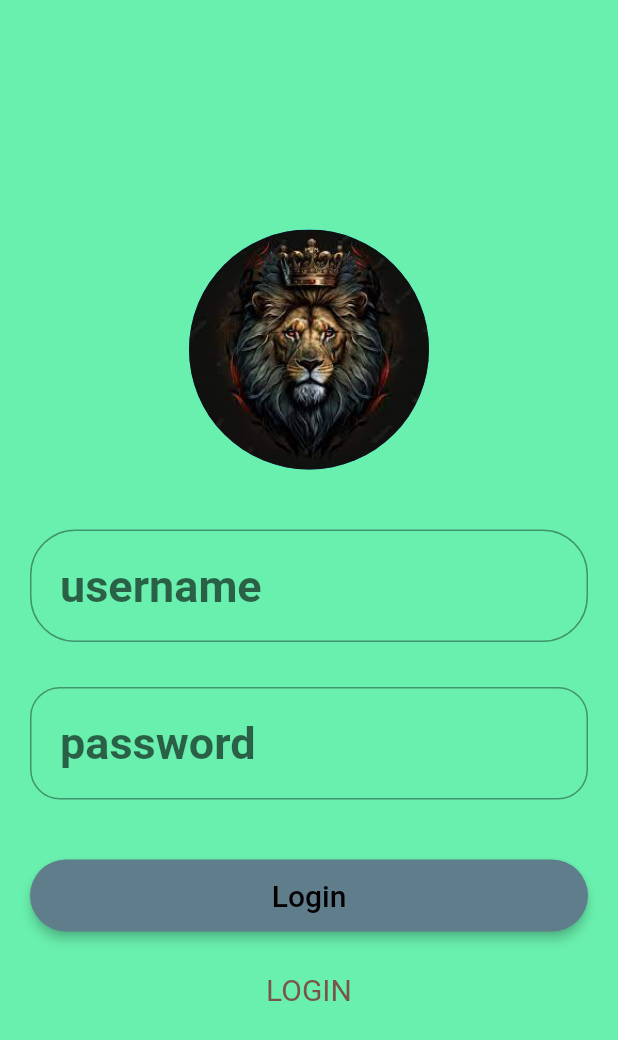
After one commit to priyankathakur7/practiseJson, a Flutter app: the screen it shows after launch, after a tap on "LoginPage", on a phone screen of 412 x 824 dp. The commit adds this screen. Shown: the top 1040 px of the screen. Run offline on Flutter 3.47's test engine with Material 2 defaults, Android fonts, the phone set to English and light mode, and no system bars; our stand-ins replace math_expressions.

Commit message:
login page

```diff
--- a/lib/home_page.dart
+++ b/lib/home_page.dart
@@ -2,8 +2,11 @@ import 'dart:convert';
 import 'package:flutter/cupertino.dart';
 import 'package:flutter/material.dart';
 import 'package:flutter/services.dart';
+import 'package:praticejson/caculator.dart';
 import 'package:praticejson/product_details_screen.dart';
 import 'package:praticejson/search.dart';
+
+import 'login Page.dart';
 
 class HomePage extends StatefulWidget {
   HomePage({Key? key}) : super(key: key);
@@ -141,14 +144,29 @@ class _HomePageState extends State<HomePage> {
                   child: Text("Price the product"),
                 ),
               ),
+              ElevatedButton(
+                onPressed: () {
+                  Navigator.push(context, MaterialPageRoute(builder: (_)=> CalculatorScreen()));
+                },
+                child: Container(
+                  alignment: Alignment.center,
+                  child: Text("Calculator"),
+                ),
+              ),
+              ElevatedButton(
+                onPressed: () {
+                  Navigator.push(context, MaterialPageRoute(builder: (_)=> LoginPage ()));
+                },
+                child: Container(
+                  alignment: Alignment.center,
+                  child: Text("LoginPage"),
+                ),
+              ),
             ],
           ),
         ),
-
-                ],
-              ),
-
-            );
-
+          ],
+        ),
+    );
   }
 }
--- /dev/null
+++ b/lib/login Page.dart
@@ -0,0 +1,105 @@
+import 'package:flutter/material.dart';
+
+import 'details_login.dart';
+
+TextStyle myStyle = TextStyle(fontSize: 30, fontWeight: FontWeight.bold);
+
+class LoginPage extends StatefulWidget {
+  const LoginPage({Key? key}) : super(key: key);
+
+  @override
+  State<LoginPage> createState() => _LoginPageState();
+}
+
+class _LoginPageState extends State<LoginPage> {
+  late String username;
+  late String password;
+
+  @override
+  Widget build(BuildContext context) {
+    final usernameField = TextField(
+      onChanged: (val) {
+        setState(() {
+          username = val;
+        });
+      },
+      style: myStyle,
+      decoration: InputDecoration(
+        contentPadding: EdgeInsets.all(20),
+        hintText: "username",
+        border: OutlineInputBorder(
+          borderRadius: BorderRadius.circular(30.3),
+        ),
+      ),
+    );
+
+    final passwordField = TextField(
+      onChanged: (val) {
+        setState(() {
+          password = val;
+        });
+      },
+      obscureText: true,
+      style: myStyle,
+      decoration: InputDecoration(
+        contentPadding: EdgeInsets.all(20),
+        hintText: "password",
+        border: OutlineInputBorder(
+          borderRadius: BorderRadius.circular(20),
+        ),
+      ),
+    );
+
+    final loginButton = Material(
+      elevation: 3.0,
+      borderRadius: BorderRadius.circular(30.0),
+      color: Colors.blueGrey,
+      child: MaterialButton(
+        minWidth: MediaQuery.of(context).size.width,
+        padding: EdgeInsets.all(10),
+        onPressed: () {
+
+            Navigator.push(context, MaterialPageRoute(
+                builder: (context)=> DetailsLogin (username: username,),),);
+
+        },
+        child: Text(
+          'Login',
+          style: TextStyle(color: Colors.black, fontSize: 20),
+        ),
+      ),
+    );
+
+    return Scaffold(
+      body: Center(
+        child: Container(
+          color: Colors.greenAccent,
+          child: Padding(
+            padding: EdgeInsets.all(20),
+            child: Column(
+              mainAxisAlignment: MainAxisAlignment.center,
+              crossAxisAlignment: CrossAxisAlignment.center,
+              children: [
+                CircleAvatar(
+                  radius: 80,
+                  backgroundImage: AssetImage('assets/lion2.jpg'),
+                ),
+                SizedBox(height: 40),
+                usernameField,
+                SizedBox(height: 30),
+                passwordField,
+                SizedBox(height: 40),
+                loginButton,
+                SizedBox(height: 27),
+                Text(
+                  'LOGIN',
+                  style: TextStyle(color: Colors.brown, fontSize: 20),
+                ),
+              ],
+            ),
+          ),
+        ),
+      ),
+    );
+  }
+}
--- a/pubspec.yaml
+++ b/pubspec.yaml
@@ -35,6 +35,7 @@ dependencies:
   # The following adds the Cupertino Icons font to your application.
   # Use with the CupertinoIcons class for iOS style icons.
   cupertino_icons: ^1.0.2
+  math_expressions: ^2.4.0
 
 dev_dependencies:
   flutter_test:
```
Also changed, not shown: lib/caculator.dart (added, +202 -0 lines), lib/details_login.dart (added, +34 -0 lines), assets/lion2.jpg (added), pubspec.lock.
